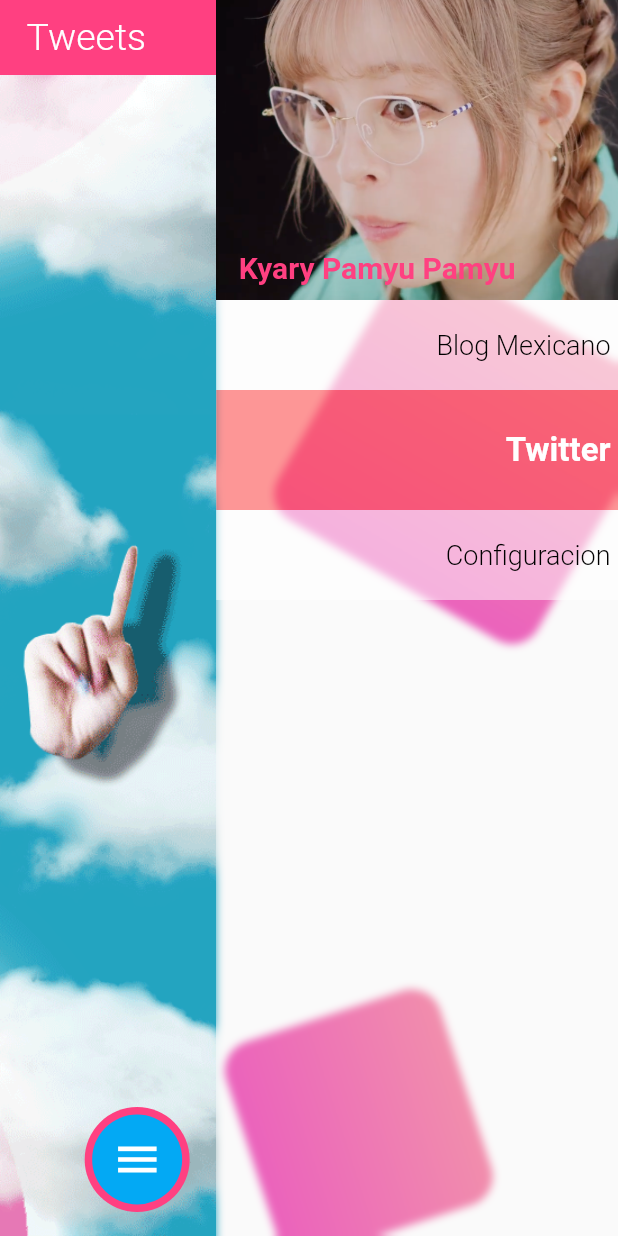
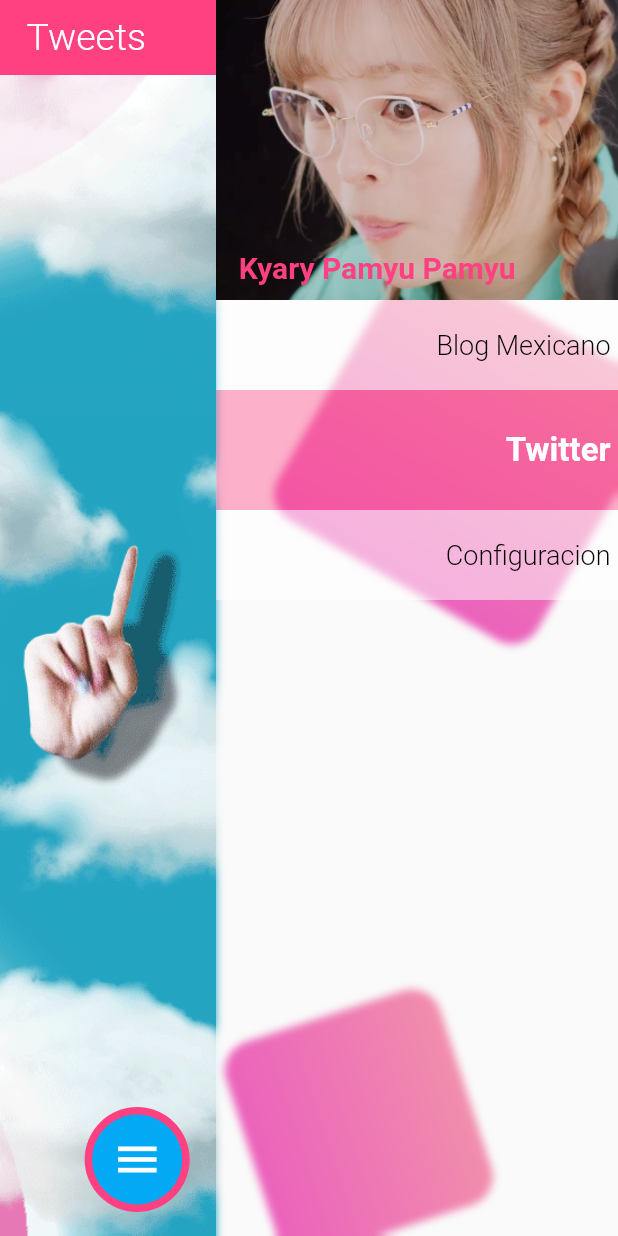
Before and after one commit to asaek/kpp_app, a Flutter app: the screen it shows after launch, after a tap on the "menu" icon, after a tap on "Twitter", on a phone screen of 412 x 824 dp. Run offline on Flutter 3.47's test engine with Material 2 defaults, Android fonts, the phone set to English and light mode, and no system bars; missing offline and left inert: twitter_api_v2; network calls fail.

Commit message:
implementadoss temas de manera sencilla

```diff
--- a/lib/ui/common/Widgets/menu_drawer.dart
+++ b/lib/ui/common/Widgets/menu_drawer.dart
@@ -184,11 +184,14 @@ class _OpcionDeDrawer extends StatelessWidget {
         return Material(
           color: Colors.transparent,
           child: InkWell(
-            child: AnimatedContainer(
+            child: Consumer<ThemesTrajesProvider>(
+              builder: (context, themesTrajesProvider, child) {
+                final colorTheme = themesTrajesProvider.getThemeTrajeObjeto;
+                return AnimatedContainer(
                   duration: const Duration(milliseconds: 250),
                   curve: Curves.easeInOut,
                   color: (buttonDrawerProvider.getSeleccionado == numeroBoton)
-                  ? const Color.fromARGB(141, 255, 70, 70)
+                      ? colorTheme.principalColor.withOpacity(0.4)
                       : colorBackGound,
                   height: (buttonDrawerProvider.getSeleccionado == numeroBoton)
                       ? 80
@@ -213,7 +216,8 @@ class _OpcionDeDrawer extends StatelessWidget {
                                       numeroBoton)
                                   ? 22
                                   : 18,
-                          fontWeight: (buttonDrawerProvider.getSeleccionado ==
+                              fontWeight:
+                                  (buttonDrawerProvider.getSeleccionado ==
                                           numeroBoton)
                                       ? FontWeight.bold
                                       : FontWeight.w300,
@@ -223,6 +227,8 @@ class _OpcionDeDrawer extends StatelessWidget {
                       ),
                     ],
                   ),
+                );
+              },
             ),
             onTap: () {
               buttonDrawerProvider.setSeleccionado = numeroBoton;
--- a/lib/ui/common/Widgets/themes_trajes.dart
+++ b/lib/ui/common/atoms/themes_trajes.dart
@@ -12,7 +12,7 @@ final List<ThemeTrajeObjeto> themesTraje = [
   ThemeTrajeObjeto(
     nombreTraje: 'Fashion Monsta',
     principalColor: Colors.black,
-    secundarioColor: const Color.fromARGB(255, 255, 0, 0),
+    secundarioColor: const Color.fromARGB(255, 240, 0, 0),
     terceroColor: const Color.fromARGB(255, 254, 117, 163),
     textColor: Colors.white,
   ),
--- a/lib/ui/helpers/themes_trajes.dart
+++ b/lib/ui/helpers/themes_trajes.dart
@@ -1,6 +1,6 @@
 import 'package:flutter/material.dart';
 import 'package:kyari_app/domain/models/models.dart';
-import 'package:kyari_app/ui/common/Widgets/themes_trajes.dart';
+import 'package:kyari_app/ui/common/atoms/themes_trajes.dart';
 
 class ThemesTrajesProvider with ChangeNotifier {
   // ThemeTrajeObjeto _themeTrajeObjeto = ThemeTrajeObjeto(
--- a/lib/ui/pages/configuracion/configuration_page.dart
+++ b/lib/ui/pages/configuracion/configuration_page.dart
@@ -1,6 +1,6 @@
 import 'package:flutter/material.dart';
 import 'package:kyari_app/domain/models/models.dart';
-import 'package:kyari_app/ui/common/Widgets/themes_trajes.dart';
+import 'package:kyari_app/ui/common/atoms/themes_trajes.dart';
 import 'package:kyari_app/ui/common/tokens/tiempo_animations.dart';
 import 'package:kyari_app/ui/helpers/helpers.dart';
 import 'package:provider/provider.dart';
```
Also changed, not shown: lib/ui/pages/twitter/widgets/listView_tweets.dart (+41 -17 lines), lib/ui/pages/twitter/widgets/pageView_with_zoom_tweets.dart (+18 -5 lines). Lines whose indentation alone changed are shown as unchanged.
